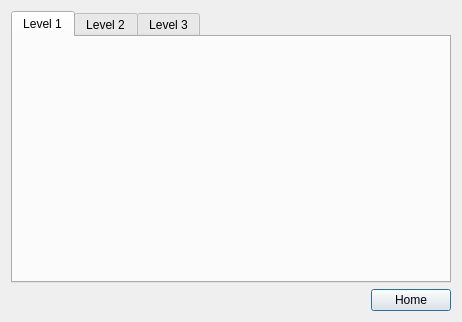
Above: FAKKIT/viewpage.ui from r0ug3-Mary/Senior_Design before the change. Below: the same form after it.
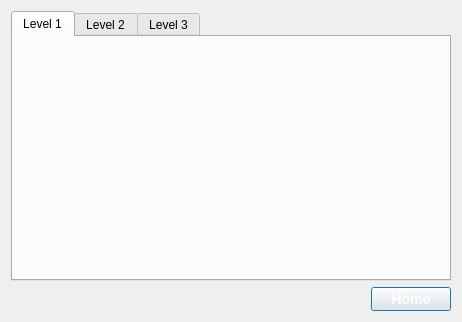
That is the form after the change.

Diff of the .ui file:
```diff
--- a/FAKKIT/viewpage.ui
+++ b/FAKKIT/viewpage.ui
@@ -119,6 +119,10 @@
      <property name="layoutDirection">
       <enum>Qt::RightToLeft</enum>
      </property>
+     <property name="styleSheet">
+      <string notr="true">font: bold 14px;
+    color: white;</string>
+     </property>
      <property name="text">
       <string>Home</string>
      </property>
```
